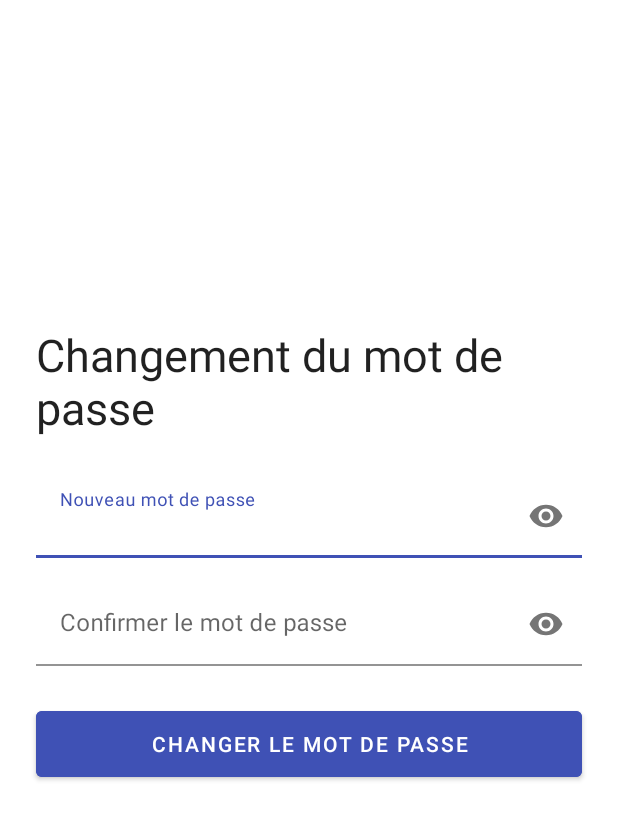
After one commit to jayouimet/Devoir_04, an Android app: the ChangePasswordActivity screen opened directly, with no data from a screen before it, on a phone screen of 412 x 824 dp. The commit adds this screen. Shown: the top 820 px of the screen. Run offline under Robolectric (Android 15) with nearby library versions, the phone set to English and light mode, and no system bars.

Commit message:
Page de réinitialisation de mot de passe

```diff
--- /dev/null
+++ b/Implementation/app/src/main/java/com/example/devoir4film/ChangePasswordActivity.java
@@ -0,0 +1,44 @@
+package com.example.devoir4film;
+
+import androidx.appcompat.app.AppCompatActivity;
+
+import android.content.Intent;
+import android.os.Bundle;
+import android.view.View;
+import android.widget.Button;
+import android.widget.TextView;
+
+import com.google.android.material.textfield.TextInputEditText;
+
+public class ChangePasswordActivity extends AppCompatActivity {
+    // Variables de référence à l'UI
+    private TextInputEditText changePasswordTextBox;
+    private TextInputEditText confirmChangePasswordTextBox;
+    private Button changePasswordButton;
+    private TextView changePasswordErrorLabel;
+
+    @Override
+    protected void onCreate(Bundle savedInstanceState) {
+        super.onCreate(savedInstanceState);
+        setContentView(R.layout.activity_change_password);
+        // On créé les références
+        this.changePasswordTextBox = findViewById(R.id.changePasswordTextBox);
+        this.confirmChangePasswordTextBox = findViewById(R.id.confirmChangePasswordTextBox);
+        this.changePasswordButton = findViewById(R.id.changePasswordButton);
+        this.changePasswordErrorLabel = findViewById(R.id.changePasswordErrorLabel);
+        this.changePasswordErrorLabel.setVisibility(View.GONE);
+        // Création de la logique du button
+        this.changePasswordButton.setOnClickListener(new View.OnClickListener() {
+            @Override
+            public void onClick(View view) {
+                if (changePasswordTextBox.getText().toString().equals(confirmChangePasswordTextBox.getText().toString())) {
+                    Intent nextActivity = new Intent(ChangePasswordActivity.this, LoginActivity.class);
+                    startActivity(nextActivity);
+                } else {
+                    changePasswordErrorLabel.setText(getResources().getString(R.string.change_password_error_message_label));
+                    changePasswordErrorLabel.setVisibility(View.VISIBLE);
+                }
+            }
+        });
+    }
+}
--- /dev/null
+++ b/Implementation/app/src/main/res/layout/activity_change_password.xml
@@ -0,0 +1,98 @@
+<?xml version="1.0" encoding="utf-8"?>
+<androidx.constraintlayout.widget.ConstraintLayout xmlns:android="http://schemas.android.com/apk/res/android"
+    xmlns:app="http://schemas.android.com/apk/res-auto"
+    xmlns:tools="http://schemas.android.com/tools"
+    android:layout_width="match_parent"
+    android:layout_height="match_parent"
+    tools:context=".ChangePasswordActivity">
+
+    <TextView
+        android:id="@+id/changePasswordErrorLabel"
+        android:layout_width="0dp"
+        android:layout_height="wrap_content"
+        android:layout_marginStart="24dp"
+        android:layout_marginTop="16dp"
+        android:layout_marginEnd="24dp"
+        android:text="@string/change_password_error_message_label"
+        android:textColor="@color/design_default_color_error"
+        app:layout_constraintEnd_toEndOf="parent"
+        app:layout_constraintStart_toStartOf="parent"
+        app:layout_constraintTop_toBottomOf="@+id/changePasswordButton"
+        tools:visibility="gone" />
+
+    <com.google.android.material.textfield.TextInputLayout
+        android:id="@+id/changePasswordInputLayout"
+        android:layout_width="0dp"
+        android:layout_height="wrap_content"
+        android:layout_marginStart="24dp"
+        android:layout_marginTop="24dp"
+        android:layout_marginEnd="24dp"
+        android:backgroundTint="@android:color/transparent"
+        android:ems="10"
+        app:boxBackgroundColor="@android:color/transparent"
+        app:layout_constraintEnd_toEndOf="parent"
+        app:layout_constraintStart_toStartOf="parent"
+        app:layout_constraintTop_toBottomOf="@+id/textView"
+        app:passwordToggleEnabled="true">
+
+        <com.google.android.material.textfield.TextInputEditText
+            android:id="@+id/changePasswordTextBox"
+            android:layout_width="match_parent"
+            android:layout_height="match_parent"
+            android:backgroundTint="@android:color/transparent"
+            android:hint="@string/change_password_new_password_hint"
+            android:inputType="textPassword" />
+    </com.google.android.material.textfield.TextInputLayout>
+
+    <com.google.android.material.textfield.TextInputLayout
+        android:id="@+id/confirmChangePasswordInputLayout"
+        android:layout_width="0dp"
+        android:layout_height="wrap_content"
+        android:layout_marginStart="24dp"
+        android:layout_marginTop="16dp"
+        android:layout_marginEnd="24dp"
+        android:backgroundTint="@android:color/transparent"
+        android:ems="10"
+        app:boxBackgroundColor="@android:color/transparent"
+        app:layout_constraintEnd_toEndOf="parent"
+        app:layout_constraintStart_toStartOf="parent"
+        app:layout_constraintTop_toBottomOf="@+id/changePasswordInputLayout"
+        app:passwordToggleEnabled="true">
+
+        <com.google.android.material.textfield.TextInputEditText
+            android:id="@+id/confirmChangePasswordTextBox"
+            android:layout_width="match_parent"
+            android:layout_height="match_parent"
+            android:backgroundTint="@android:color/transparent"
+            android:hint="@string/change_password_confirm_password_hint"
+            android:inputType="textPassword" />
+    </com.google.android.material.textfield.TextInputLayout>
+
+    <Button
+        android:id="@+id/changePasswordButton"
+        android:layout_width="0dp"
+        android:layout_height="56dp"
+        android:layout_marginStart="24dp"
+        android:layout_marginTop="24dp"
+        android:layout_marginEnd="24dp"
+        android:backgroundTint="?attr/colorPrimary"
+        android:text="@string/change_password_change_button_label"
+        app:layout_constraintEnd_toEndOf="parent"
+        app:layout_constraintStart_toStartOf="parent"
+        app:layout_constraintTop_toBottomOf="@+id/confirmChangePasswordInputLayout" />
+
+    <TextView
+        android:id="@+id/textView"
+        android:layout_width="0dp"
+        android:layout_height="wrap_content"
+        android:layout_marginStart="24dp"
+        android:layout_marginTop="216dp"
+        android:layout_marginEnd="24dp"
+        android:text="@string/change_password_title_label"
+        android:textColor="?android:attr/textColorPrimary"
+        android:textSize="30sp"
+        app:layout_constraintEnd_toEndOf="parent"
+        app:layout_constraintStart_toStartOf="parent"
+        app:layout_constraintTop_toTopOf="parent" />
+
+</androidx.constraintlayout.widget.ConstraintLayout>
--- a/Implementation/app/src/main/res/layout/activity_forgot_pwd.xml
+++ b/Implementation/app/src/main/res/layout/activity_forgot_pwd.xml
@@ -83,5 +83,5 @@
         app:layout_constraintEnd_toEndOf="parent"
         app:layout_constraintStart_toStartOf="parent"
         app:layout_constraintTop_toBottomOf="@+id/forgotEmailLabel"
-        tools:visibility="visible" />
+        tools:visibility="gone" />
 </androidx.constraintlayout.widget.ConstraintLayout>
--- a/Implementation/app/src/main/res/values/strings.xml
+++ b/Implementation/app/src/main/res/values/strings.xml
@@ -23,10 +23,16 @@
     <string name="login_label">Se Connecter</string>
     <string name="forgot_password_label">Mot de passe oublié?</string>
     <string name="create_new_account_label">Créer un nouveau compte</string>
-    <string name="login_as_guest_label">Se connecter en temps qu\'invité</string>
+    <string name="login_as_guest_label">Se connecter en tant qu\'invité</string>
 
     <string name="forgot_password_title_label">Entrez votre courriel pour réinitialiser votre mot de passe</string>
     <string name="forgot_password_reinitialise_label">Réinitialiser</string>
-    <string name="forgot_password_message_sent_label">Un lien de réinitialisation vous a été envoyé par courriel. (Fonctionnalité non implémentée)</string>
+    <string name="forgot_password_message_sent_label">Un lien de réinitialisation vous a été envoyé par courriel. (Fonctionnalité non implémentée cliquez ici pour le test)</string>
     <string name="forgot_email_label">Adresse courriel oubliée?</string>
+
+    <string name="change_password_title_label">Changement du mot de passe</string>
+    <string name="change_password_new_password_hint">Nouveau mot de passe</string>
+    <string name="change_password_confirm_password_hint">Confirmer le mot de passe</string>
+    <string name="change_password_change_button_label">Changer le mot de passe</string>
+    <string name="change_password_error_message_label">Le mot de passe et sa confirmation doivent correspondre</string>
 </resources>
```
Also changed, not shown: Implementation/app/src/main/AndroidManifest.xml (+28 -9 lines), Implementation/app/src/main/java/com/example/devoir4film/ForgotPwdActivity.java (+33 -4 lines), Implementation/app/src/main/java/com/example/devoir4film/LoginActivity.java (+2 -5 lines), Implementation/app/src/main/res/layout/activity_login.xml (+5 -5 lines).
